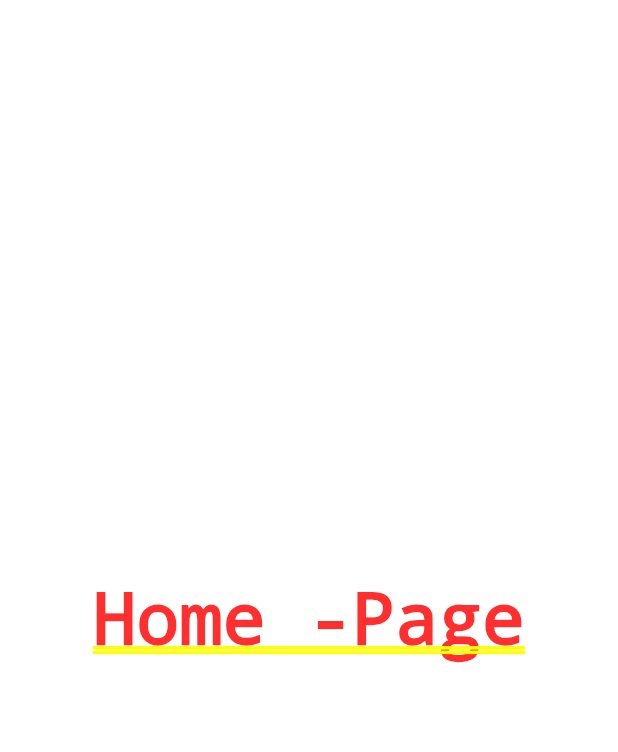
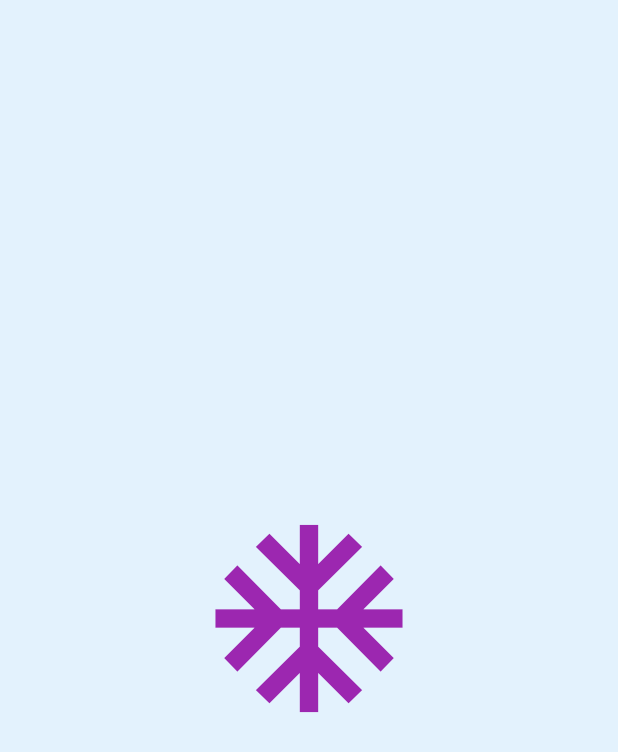
Before and after one commit to Biplab-Dutta/go_router_test, a Flutter app: the screen it shows after launch, on a phone screen of 412 x 824 dp. Shown: the top 752 px of the screen. Run offline on Flutter 3.47's test engine with Material 2 defaults, Android fonts, the light colour scheme and no system bars; our stand-ins replace flutter_riverpod, go_router.

Commit message:
:truck: Add Splash screen

```diff
--- /dev/null
+++ b/lib/feature/splash/splash_page.dart
@@ -0,0 +1,19 @@
+import 'package:flutter/material.dart';
+
+class SplashPage extends StatelessWidget {
+  const SplashPage({super.key});
+
+  @override
+  Widget build(BuildContext context) {
+    return Scaffold(
+      backgroundColor: Colors.blue.shade50,
+      body: const Center(
+        child: Icon(
+          Icons.ac_unit,
+          size: 150,
+          color: Colors.purple,
+        ),
+      ),
+    );
+  }
+}
--- a/lib/router.dart
+++ b/lib/router.dart
@@ -1,10 +1,9 @@
 import 'package:flutter_riverpod/flutter_riverpod.dart';
 import 'package:go_router/go_router.dart';
-import 'package:samjhna_birsana/feature/home/home_page.dart';
+import 'package:samjhna_birsana/feature/splash/splash_page.dart';
 
 class BirsanaRouter extends GoRouter {
-  BirsanaRouter({required this.routes, super.initialLocation})
-      : super(routes: routes);
+  BirsanaRouter({required this.routes, super.initialLocation}) : super(routes: routes);
 
   final List<GoRoute> routes;
 }
@@ -13,9 +12,9 @@ final birsanaProvider = Provider<BirsanaRouter>(
   (ref) => BirsanaRouter(
     routes: [
       GoRoute(
-        path: HomePage.route,
-        name: HomePage.routeName,
-        builder: (_, __) => const HomePage(),
+        path: '/',
+        name: 'splash',
+        builder: (_, __) => const SplashPage(),
       ),
     ],
   ),
--- a/pubspec.yaml
+++ b/pubspec.yaml
@@ -8,9 +8,9 @@ environment:
 
 dependencies:
   cupertino_icons: ^1.0.5
-  flutter_riverpod: ^2.3.6
   flutter:
     sdk: flutter
+  flutter_riverpod: ^2.3.6
   go_router: ^8.0.2
 
 dev_dependencies:
```
